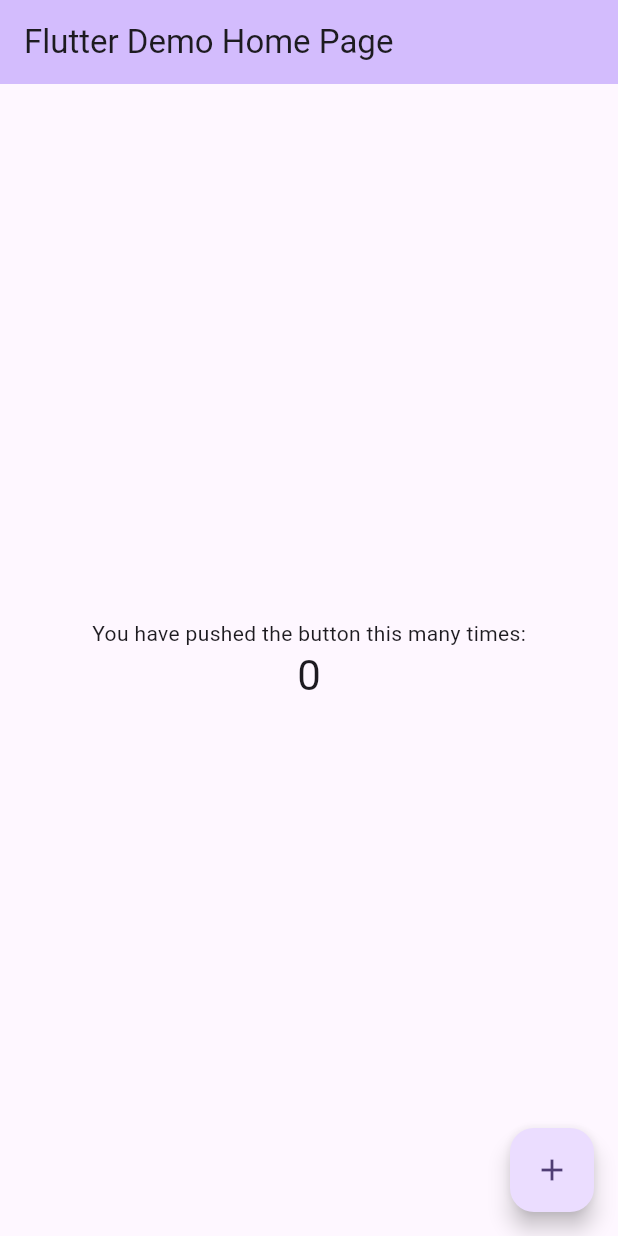
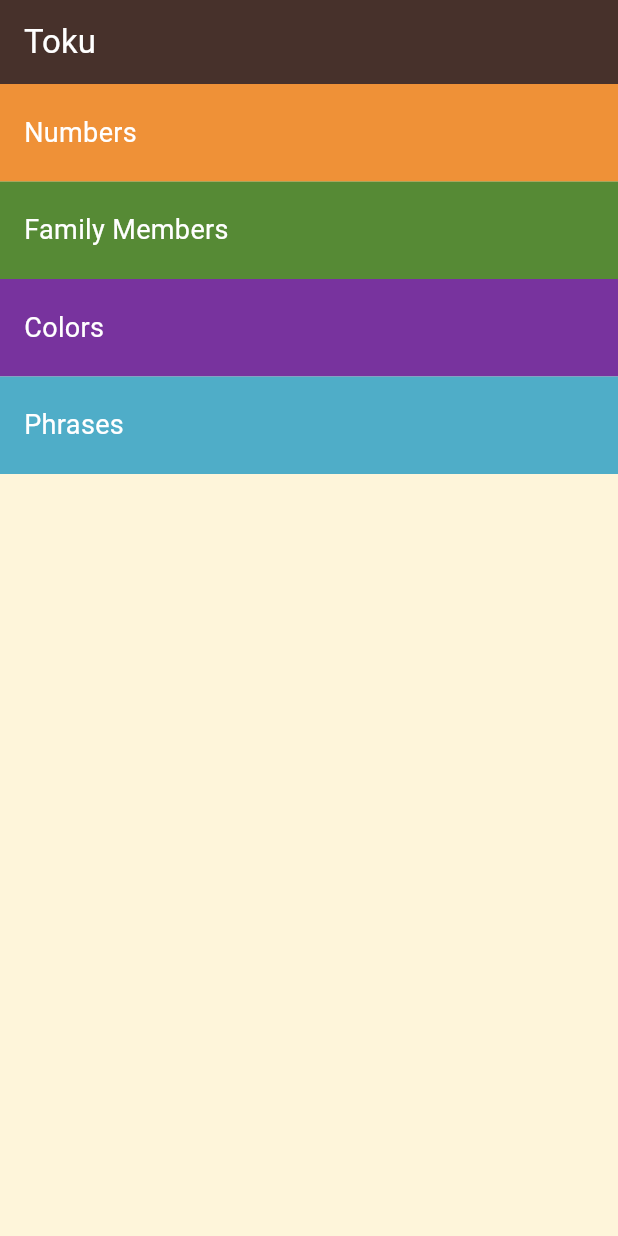
Before and after one commit to Moazosama2004/toku-app, a Flutter app: the screen it shows after launch, on a phone screen of 412 x 824 dp. Run offline on Flutter 3.47's test engine with Material 3 defaults, Android fonts, the phone set to English and light mode, and no system bars.

Commit message:
home page

```diff
--- a/lib/main.dart
+++ b/lib/main.dart
@@ -1,122 +1,80 @@
 import 'package:flutter/material.dart';
 
 void main() {
-  runApp(const MyApp());
+  runApp(TokuApp());
 }
 
-class MyApp extends StatelessWidget {
-  const MyApp({super.key});
+class TokuApp extends StatelessWidget {
+  const TokuApp({super.key});
 
-  // This widget is the root of your application.
   @override
   Widget build(BuildContext context) {
     return MaterialApp(
-      title: 'Flutter Demo',
-      theme: ThemeData(
-        // This is the theme of your application.
-        //
-        // TRY THIS: Try running your application with "flutter run". You'll see
-        // the application has a purple toolbar. Then, without quitting the app,
-        // try changing the seedColor in the colorScheme below to Colors.green
-        // and then invoke "hot reload" (save your changes or press the "hot
-        // reload" button in a Flutter-supported IDE, or press "r" if you used
-        // the command line to start the app).
-        //
-        // Notice that the counter didn't reset back to zero; the application
-        // state is not lost during the reload. To reset the state, use hot
-        // restart instead.
-        //
-        // This works for code too, not just values: Most code changes can be
-        // tested with just a hot reload.
-        colorScheme: ColorScheme.fromSeed(seedColor: Colors.deepPurple),
-      ),
-      home: const MyHomePage(title: 'Flutter Demo Home Page'),
+      debugShowCheckedModeBanner: false,
+      home: HomeView(),
     );
   }
 }
 
-class MyHomePage extends StatefulWidget {
-  const MyHomePage({super.key, required this.title});
-
-  // This widget is the home page of your application. It is stateful, meaning
-  // that it has a State object (defined below) that contains fields that affect
-  // how it looks.
-
-  // This class is the configuration for the state. It holds the values (in this
-  // case the title) provided by the parent (in this case the App widget) and
-  // used by the build method of the State. Fields in a Widget subclass are
-  // always marked "final".
-
-  final String title;
-
-  @override
-  State<MyHomePage> createState() => _MyHomePageState();
-}
-
-class _MyHomePageState extends State<MyHomePage> {
-  int _counter = 0;
-
-  void _incrementCounter() {
-    setState(() {
-      // This call to setState tells the Flutter framework that something has
-      // changed in this State, which causes it to rerun the build method below
-      // so that the display can reflect the updated values. If we changed
-      // _counter without calling setState(), then the build method would not be
-      // called again, and so nothing would appear to happen.
-      _counter++;
-    });
-  }
+class HomeView extends StatelessWidget {
+  const HomeView({super.key});
 
   @override
   Widget build(BuildContext context) {
-    // This method is rerun every time setState is called, for instance as done
-    // by the _incrementCounter method above.
-    //
-    // The Flutter framework has been optimized to make rerunning build methods
-    // fast, so that you can just rebuild anything that needs updating rather
-    // than having to individually change instances of widgets.
     return Scaffold(
+      backgroundColor: Color(0xfffef5da),
       appBar: AppBar(
-        // TRY THIS: Try changing the color here to a specific color (to
-        // Colors.amber, perhaps?) and trigger a hot reload to see the AppBar
-        // change color while the other colors stay the same.
-        backgroundColor: Theme.of(context).colorScheme.inversePrimary,
-        // Here we take the value from the MyHomePage object that was created by
-        // the App.build method, and use it to set our appbar title.
-        title: Text(widget.title),
+        title: Text('Toku', style: TextStyle(color: Colors.white)),
+        backgroundColor: Color(0xff47312b),
       ),
-      body: Center(
-        // Center is a layout widget. It takes a single child and positions it
-        // in the middle of the parent.
-        child: Column(
-          // Column is also a layout widget. It takes a list of children and
-          // arranges them vertically. By default, it sizes itself to fit its
-          // children horizontally, and tries to be as tall as its parent.
-          //
-          // Column has various properties to control how it sizes itself and
-          // how it positions its children. Here we use mainAxisAlignment to
-          // center the children vertically; the main axis here is the vertical
-          // axis because Columns are vertical (the cross axis would be
-          // horizontal).
-          //
-          // TRY THIS: Invoke "debug painting" (choose the "Toggle Debug Paint"
-          // action in the IDE, or press "p" in the console), to see the
-          // wireframe for each widget.
-          mainAxisAlignment: MainAxisAlignment.center,
-          children: <Widget>[
-            const Text('You have pushed the button this many times:'),
-            Text(
-              '$_counter',
-              style: Theme.of(context).textTheme.headlineMedium,
+      body: Column(
+        children: [
+          Container(
+            height: 65,
+            width: double.infinity,
+            color: Color(0xffef9137),
+            alignment: Alignment.centerLeft,
+            padding: EdgeInsets.only(left: 16.0),
+            child: Text(
+              'Numbers',
+              style: TextStyle(color: Colors.white, fontSize: 18),
             ),
-          ],
-        ),
+          ),
+          Container(
+            height: 65,
+            width: double.infinity,
+            color: Color(0xff568a35),
+            alignment: Alignment.centerLeft,
+            padding: EdgeInsets.only(left: 16.0),
+            child: Text(
+              'Family Members',
+              style: TextStyle(color: Colors.white, fontSize: 18),
+            ),
+          ),
+          Container(
+            height: 65,
+            width: double.infinity,
+            color: Color(0xff78339e),
+            alignment: Alignment.centerLeft,
+            padding: EdgeInsets.only(left: 16.0),
+            child: Text(
+              'Colors',
+              style: TextStyle(color: Colors.white, fontSize: 18),
+            ),
+          ),
+          Container(
+            height: 65,
+            width: double.infinity,
+            color: Color(0xff4fadc8),
+            alignment: Alignment.centerLeft,
+            padding: EdgeInsets.only(left: 16.0),
+            child: Text(
+              'Phrases',
+              style: TextStyle(color: Colors.white, fontSize: 18),
+            ),
+          ),
+        ],
       ),
-      floatingActionButton: FloatingActionButton(
-        onPressed: _incrementCounter,
-        tooltip: 'Increment',
-        child: const Icon(Icons.add),
-      ), // This trailing comma makes auto-formatting nicer for build methods.
     );
   }
 }
```
